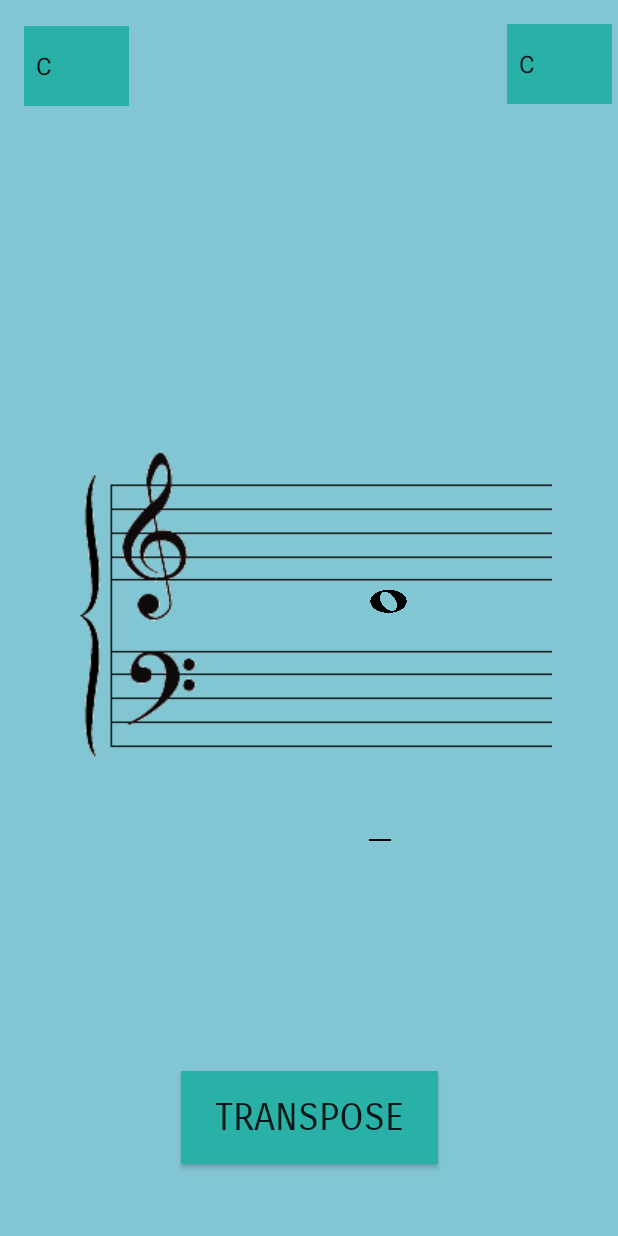
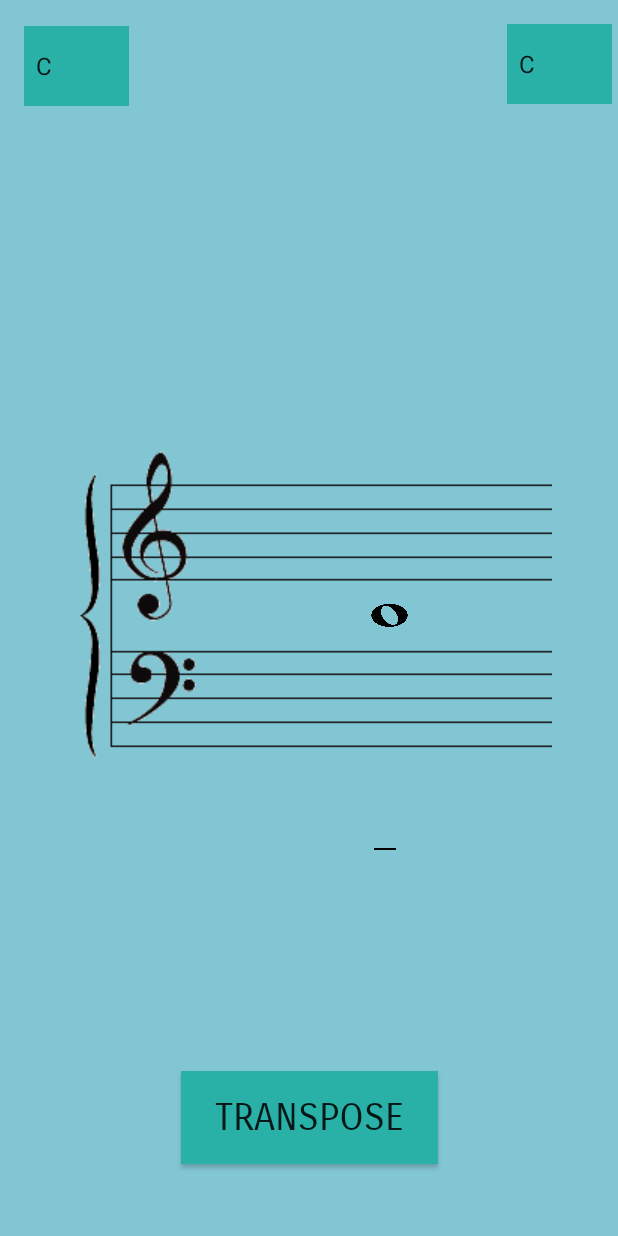
Before and after one commit to Gurnek/Transposer, an Android app: the MainActivity screen opened directly, with no data from a screen before it, on a phone screen of 412 x 824 dp. Run offline under Robolectric (Android 15) with nearby library versions, the phone set to English and light mode, and no system bars.

Commit message:
attempting to figure out snap

```diff
--- a/app/src/main/java/com/xyz/gbd/transposer/MainActivity.java
+++ b/app/src/main/java/com/xyz/gbd/transposer/MainActivity.java
@@ -2,6 +2,7 @@
 
 import android.support.v7.app.AppCompatActivity;
 import android.os.Bundle;
+import android.util.Log;
 import android.view.MotionEvent;
 import android.view.View;
 import android.widget.ArrayAdapter;
@@ -48,6 +49,9 @@
                 }
                 break;
             case MotionEvent.ACTION_UP:
+                Log.e("noteCheck", "Raw y: " + event.getRawY());
+                Log.e("posCheck", "Modified height: " + (wholeNote.getHeight() * 3 / 2));
+                Log.e("endCheck", "Combined ending pos = : " + (event.getRawY() - wholeNote.getHeight() * 3 / 2));
                 moving = false;
                 break;
         }
--- a/app/src/main/res/layout/activity_main.xml
+++ b/app/src/main/res/layout/activity_main.xml
@@ -33,10 +33,10 @@
         android:contentDescription="@string/wholeDesc"
         app:layout_constraintBottom_toBottomOf="@+id/space"
         app:layout_constraintEnd_toEndOf="@+id/space"
-        app:layout_constraintHorizontal_bias="0.613"
+        app:layout_constraintHorizontal_bias="0.352"
         app:layout_constraintStart_toStartOf="@+id/space"
         app:layout_constraintTop_toTopOf="@+id/space"
-        app:layout_constraintVertical_bias="0.394"
+        app:layout_constraintVertical_bias="0.41"
         app:srcCompat="@drawable/wholenote" />
 
     <Spinner
@@ -136,10 +136,9 @@
 
     <Space
         android:id="@+id/space"
-        android:layout_width="32dp"
-        android:layout_height="348dp"
+        android:layout_width="27dp"
+        android:layout_height="352dp"
         android:layout_marginTop="8dp"
-        android:layout_marginBottom="8dp"
         app:layout_constraintBottom_toTopOf="@+id/transposeButton"
         app:layout_constraintEnd_toEndOf="@+id/staff"
         app:layout_constraintHorizontal_bias="0.68"
```
